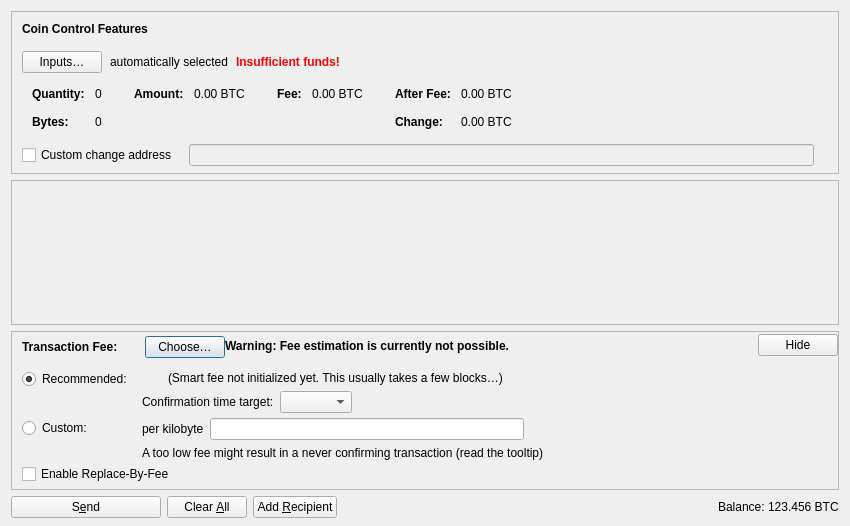
First picture: the form in src/qt/forms/sendcoinsdialog.ui, repository ayoussief/arkham, before the edit.
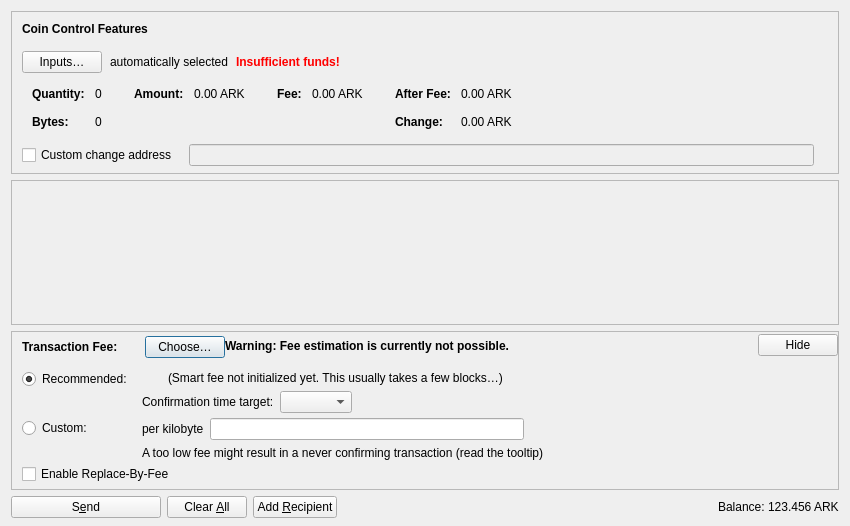
Second picture: the form after the edit. Icons and pictures are not drawn. Custom widgets are drawn as their Qt base class.

```diff
--- a/src/qt/forms/sendcoinsdialog.ui
+++ b/src/qt/forms/sendcoinsdialog.ui
@@ -327,7 +327,7 @@
                   <enum>Qt::ActionsContextMenu</enum>
                  </property>
                  <property name="text">
-                  <string notr="true">0.00 BTC</string>
+                  <string notr="true">0.00 ARK</string>
                  </property>
                  <property name="textInteractionFlags">
                   <set>Qt::LinksAccessibleByMouse|Qt::TextSelectableByKeyboard|Qt::TextSelectableByMouse</set>
@@ -378,7 +378,7 @@
                   <enum>Qt::ActionsContextMenu</enum>
                  </property>
                  <property name="text">
-                  <string notr="true">0.00 BTC</string>
+                  <string notr="true">0.00 ARK</string>
                  </property>
                  <property name="textInteractionFlags">
                   <set>Qt::LinksAccessibleByMouse|Qt::TextSelectableByKeyboard|Qt::TextSelectableByMouse</set>
@@ -432,7 +432,7 @@
                   <enum>Qt::ActionsContextMenu</enum>
                  </property>
                  <property name="text">
-                  <string notr="true">0.00 BTC</string>
+                  <string notr="true">0.00 ARK</string>
                  </property>
                  <property name="textInteractionFlags">
                   <set>Qt::LinksAccessibleByMouse|Qt::TextSelectableByKeyboard|Qt::TextSelectableByMouse</set>
@@ -461,7 +461,7 @@
                   <enum>Qt::ActionsContextMenu</enum>
                  </property>
                  <property name="text">
-                  <string notr="true">0.00 BTC</string>
+                  <string notr="true">0.00 ARK</string>
                  </property>
                  <property name="textInteractionFlags">
                   <set>Qt::LinksAccessibleByMouse|Qt::TextSelectableByKeyboard|Qt::TextSelectableByMouse</set>
@@ -1191,7 +1191,7 @@
           <cursorShape>IBeamCursor</cursorShape>
          </property>
          <property name="text">
-          <string notr="true">123.456 BTC</string>
+          <string notr="true">123.456 ARK</string>
          </property>
          <property name="textInteractionFlags">
           <set>Qt::LinksAccessibleByMouse|Qt::TextSelectableByKeyboard|Qt::TextSelectableByMouse</set>
```
Left out of the diff: 2 changed lines with no effect on the pictures.
